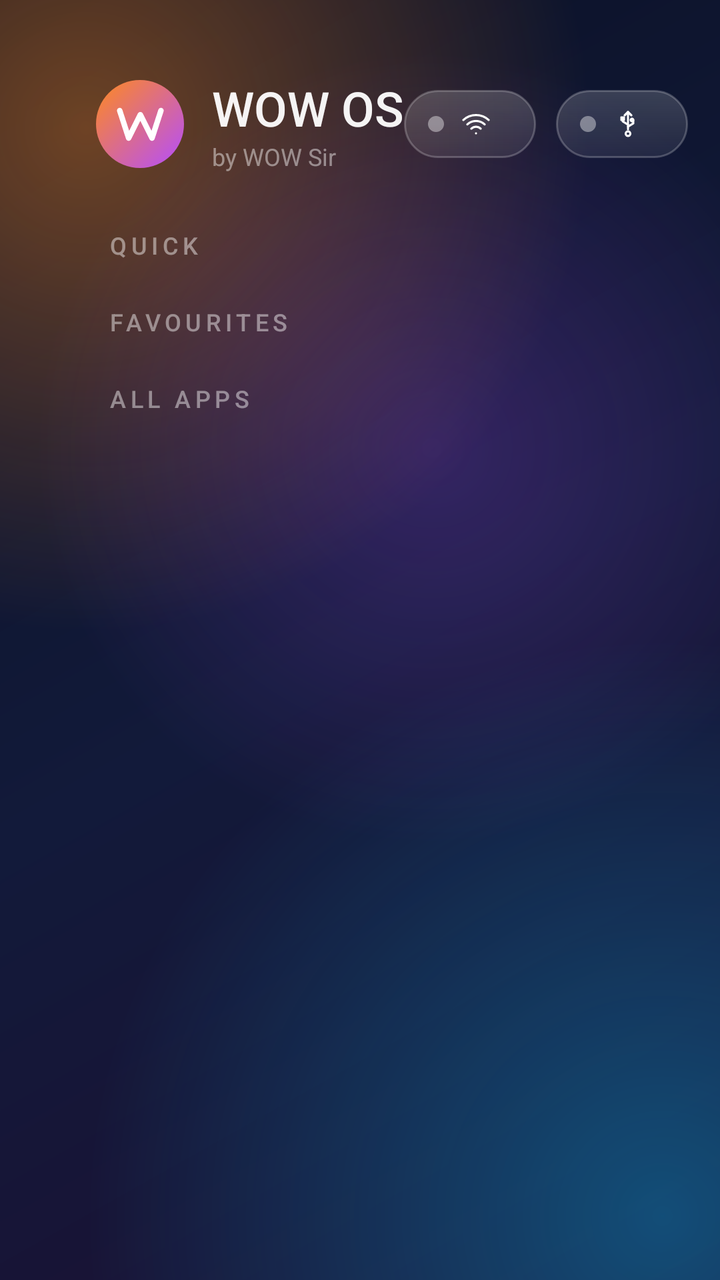
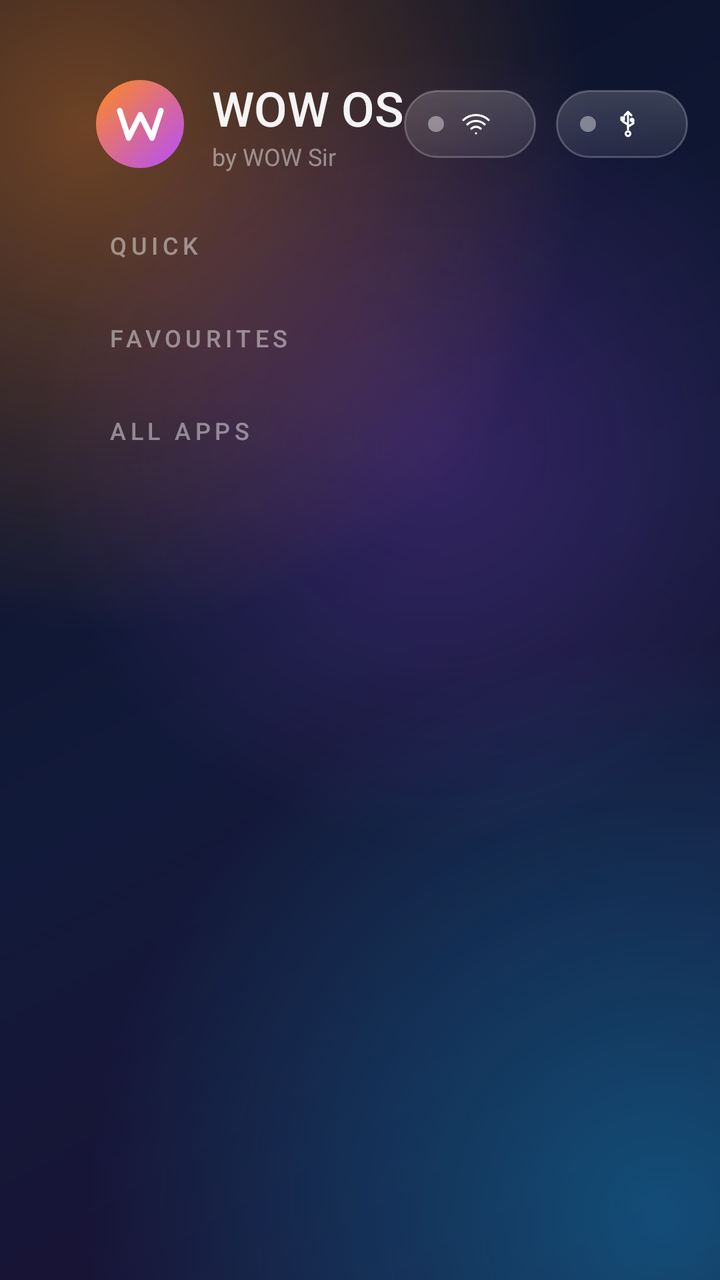

The first picture is an Android layout as it rendered before a commit; the second is the same layout after the commit. The layout source and the unified diff follow.
<!-- AndroidManifest.xml: application theme WowTheme -->
<!-- res/layout/activity_home.xml -->
<?xml version="1.0" encoding="utf-8"?>
<LinearLayout xmlns:android="http://schemas.android.com/apk/res/android"
    android:layout_width="match_parent"
    android:layout_height="match_parent"
    android:clipChildren="false"
    android:clipToPadding="false"
    android:orientation="vertical"
    android:paddingStart="48dp"
    android:paddingTop="28dp"
    android:paddingEnd="48dp"
    android:paddingBottom="12dp">

    
    <LinearLayout
        android:layout_width="match_parent"
        android:layout_height="wrap_content"
        android:gravity="center_vertical"
        android:orientation="horizontal">

        <ImageView
            android:layout_width="44dp"
            android:layout_height="44dp"
            android:importantForAccessibility="no"
            android:src="@drawable/ic_launcher" />

        <LinearLayout
            android:layout_width="wrap_content"
            android:layout_height="wrap_content"
            android:layout_marginStart="14dp"
            android:orientation="vertical">

            <TextView
                android:layout_width="wrap_content"
                android:layout_height="wrap_content"
                android:fontFamily="sans-serif-medium"
                android:text="@string/app_name"
                android:textColor="@color/text"
                android:textSize="24sp" />

            <TextView
                android:layout_width="wrap_content"
                android:layout_height="wrap_content"
                android:text="@string/tagline"
                android:textColor="@color/text_faint"
                android:textSize="12sp" />
        </LinearLayout>

        <View
            android:layout_width="0dp"
            android:layout_height="1dp"
            android:layout_weight="1" />

        <LinearLayout style="@style/Chip">
            <ImageView android:id="@+id/net_dot" android:layout_width="8dp" android:layout_height="8dp" android:src="@drawable/dot_off" />
            <ImageView android:layout_width="16dp" android:layout_height="16dp" android:layout_marginStart="8dp" android:src="@drawable/ic_wifi" />
            <TextView android:id="@+id/net_text" style="@style/ChipText" />
        </LinearLayout>

        <LinearLayout style="@style/Chip" android:layout_marginEnd="24dp">
            <ImageView android:id="@+id/usb_dot" android:layout_width="8dp" android:layout_height="8dp" android:src="@drawable/dot_off" />
            <ImageView android:layout_width="16dp" android:layout_height="16dp" android:layout_marginStart="8dp" android:src="@drawable/ic_usb" />
            <TextView android:id="@+id/usb_text" style="@style/ChipText" />
        </LinearLayout>

        <LinearLayout
            android:layout_width="wrap_content"
            android:layout_height="wrap_content"
            android:gravity="end"
            android:orientation="vertical">

            <TextClock
                android:layout_width="wrap_content"
                android:layout_height="wrap_content"
                android:fontFamily="sans-serif-light"
                android:format12Hour="h:mm"
                android:format24Hour="HH:mm"
                android:textColor="@color/text"
                android:textSize="38sp" />

            <TextClock
                android:layout_width="wrap_content"
                android:layout_height="wrap_content"
                android:format12Hour="EEEE, d MMMM"
                android:format24Hour="EEEE, d MMMM"
                android:textColor="@color/text_dim"
                android:textSize="13sp" />
        </LinearLayout>
    </LinearLayout>

    
    <TextView style="@style/Section" android:layout_marginTop="18dp" android:text="@string/sec_quick" />

    <HorizontalScrollView
        android:id="@+id/quick_scroll"
        android:layout_width="match_parent"
        android:layout_height="wrap_content"
        android:clipChildren="false"
        android:clipToPadding="false"
        android:paddingTop="8dp"
        android:paddingBottom="8dp"
        android:scrollbars="none">

        <LinearLayout
            android:id="@+id/quick_row"
            android:layout_width="wrap_content"
            android:layout_height="wrap_content"
            android:clipChildren="false"
            android:orientation="horizontal"
            android:paddingStart="4dp"
            android:paddingEnd="4dp" />
    </HorizontalScrollView>

    
    <TextView style="@style/Section" android:layout_marginTop="6dp" android:text="@string/sec_favs" />

    <HorizontalScrollView
        android:id="@+id/fav_scroll"
        android:layout_width="match_parent"
        android:layout_height="wrap_content"
        android:clipChildren="false"
        android:clipToPadding="false"
        android:paddingTop="8dp"
        android:paddingBottom="8dp"
        android:scrollbars="none">

        <LinearLayout
            android:id="@+id/fav_row"
            android:layout_width="wrap_content"
            android:layout_height="wrap_content"
            android:clipChildren="false"
            android:orientation="horizontal"
            android:paddingStart="4dp"
            android:paddingEnd="4dp" />
    </HorizontalScrollView>

    <TextView
        android:id="@+id/fav_hint"
        android:layout_width="wrap_content"
        android:layout_height="wrap_content"
        android:layout_marginStart="6dp"
        android:layout_marginBottom="8dp"
        android:text="@string/fav_hint"
        android:textColor="@color/text_faint"
        android:textSize="13sp"
        android:visibility="gone" />

    
    <TextView style="@style/Section" android:layout_marginTop="6dp" android:text="@string/sec_all" />

    <GridView
        android:id="@+id/grid"
        android:layout_width="match_parent"
        android:layout_height="0dp"
        android:layout_weight="1"
        android:clipChildren="false"
        android:clipToPadding="false"
        android:drawSelectorOnTop="false"
        android:horizontalSpacing="16dp"
        android:listSelector="@android:color/transparent"
        android:numColumns="6"
        android:padding="8dp"
        android:scrollbars="none"
        android:stretchMode="columnWidth"
        android:verticalSpacing="16dp" />
</LinearLayout>
<!-- resources referenced by this layout -->
<resources>
  <color name="text">#F2FFFFFF</color>
  <color name="text_dim">#A6FFFFFF</color>
  <color name="text_faint">#73FFFFFF</color>
  <!-- drawable dot_off (drawable) -->
  <?xml version="1.0" encoding="utf-8"?>
  <shape xmlns:android="http://schemas.android.com/apk/res/android" android:shape="oval">
      <size android:width="8dp" android:height="8dp" />
      <solid android:color="#66FFFFFF" />
  </shape>
  <!-- drawable ic_launcher (drawable) -->
  <?xml version="1.0" encoding="utf-8"?>
  <layer-list xmlns:android="http://schemas.android.com/apk/res/android">
      <item>
          <shape android:shape="oval">
              <size android:width="48dp" android:height="48dp" />
              <gradient android:angle="315" android:startColor="#FF8A1E" android:endColor="#B44DFF" />
          </shape>
      </item>
      <item android:left="8dp" android:right="8dp" android:top="8dp" android:bottom="8dp" android:drawable="@drawable/logo_w" />
  </layer-list>
  <string name="app_name">WOW OS</string>
  <string name="fav_hint">Hold OK (or press Menu) on any app to pin it here</string>
  <string name="sec_all">ALL APPS</string>
  <string name="sec_favs">FAVOURITES</string>
  <string name="sec_quick">QUICK</string>
  <string name="tagline">by WOW Sir</string>
  <style name="Chip">
          <item name="android:layout_width">wrap_content</item>
          <item name="android:layout_height">34dp</item>
          <item name="android:background">@drawable/glass_chip</item>
          <item name="android:gravity">center_vertical</item>
          <item name="android:orientation">horizontal</item>
          <item name="android:paddingStart">12dp</item>
          <item name="android:paddingEnd">14dp</item>
          <item name="android:layout_marginEnd">10dp</item>
      </style>
  <style name="ChipText">
          <item name="android:layout_width">wrap_content</item>
          <item name="android:layout_height">wrap_content</item>
          <item name="android:textColor">@color/text</item>
          <item name="android:textSize">13sp</item>
          <item name="android:layout_marginStart">8dp</item>
      </style>
  <style name="Section">
          <item name="android:layout_width">wrap_content</item>
          <item name="android:layout_height">wrap_content</item>
          <item name="android:textColor">@color/text_faint</item>
          <item name="android:textSize">12sp</item>
          <item name="android:letterSpacing">0.18</item>
          <item name="android:fontFamily">sans-serif-medium</item>
          <item name="android:layout_marginStart">6dp</item>
      </style>
  <style name="WowTheme" parent="@android:style/Theme.Material.NoActionBar.Fullscreen">
          <item name="android:windowBackground">@drawable/bg_wallpaper</item>
          <item name="android:windowShowWallpaper">false</item>
          <item name="android:colorAccent">#FF8A1E</item>
          <item name="android:windowAnimationStyle">@android:style/Animation.Activity</item>
      </style>
  <!-- drawable logo_w (drawable) -->
  <?xml version="1.0" encoding="utf-8"?>
  <vector xmlns:android="http://schemas.android.com/apk/res/android"
      android:width="48dp" android:height="48dp" android:viewportWidth="48" android:viewportHeight="48">
      <path android:pathData="M9,14l6.5,20l8.5,-17l8.5,17l6.5,-20" android:fillColor="#00000000"
          android:strokeColor="#FFFFFFFF" android:strokeWidth="4" android:strokeLineCap="round" android:strokeLineJoin="round" />
  </vector>
  <!-- drawable glass_chip (drawable) -->
  <?xml version="1.0" encoding="utf-8"?>
  <shape xmlns:android="http://schemas.android.com/apk/res/android">
      <corners android:radius="999dp" />
      <gradient android:angle="270" android:startColor="#2EFFFFFF" android:endColor="#12FFFFFF" />
      <stroke android:width="1dp" android:color="#38FFFFFF" />
  </shape>
  <!-- unchanged entries left out for length: 3 -->
</resources>

<!-- the commit's change to res/layout/activity_home.xml (unified diff, before → after) -->
@@ -1,7 +1,14 @@
 <?xml version="1.0" encoding="utf-8"?>
-<LinearLayout xmlns:android="http://schemas.android.com/apk/res/android"
+<ScrollView xmlns:android="http://schemas.android.com/apk/res/android"
+    android:id="@+id/page"
     android:layout_width="match_parent"
     android:layout_height="match_parent"
+    android:fillViewport="true"
+    android:scrollbars="none">
+
+<LinearLayout
+    android:layout_width="match_parent"
+    android:layout_height="wrap_content"
     android:clipChildren="false"
     android:clipToPadding="false"
     android:orientation="vertical"
@@ -96,8 +103,8 @@
         android:layout_height="wrap_content"
         android:clipChildren="false"
         android:clipToPadding="false"
-        android:paddingTop="8dp"
-        android:paddingBottom="8dp"
+        android:paddingTop="12dp"
+        android:paddingBottom="12dp"
         android:scrollbars="none">
 
         <LinearLayout
@@ -106,8 +113,8 @@
             android:layout_height="wrap_content"
             android:clipChildren="false"
             android:orientation="horizontal"
-            android:paddingStart="4dp"
-            android:paddingEnd="4dp" />
+            android:paddingStart="6dp"
+            android:paddingEnd="6dp" />
     </HorizontalScrollView>
 
     
@@ -119,8 +126,8 @@
         android:layout_height="wrap_content"
         android:clipChildren="false"
         android:clipToPadding="false"
-        android:paddingTop="8dp"
-        android:paddingBottom="8dp"
+        android:paddingTop="12dp"
+        android:paddingBottom="12dp"
         android:scrollbars="none">
 
         <LinearLayout
@@ -129,8 +136,8 @@
             android:layout_height="wrap_content"
             android:clipChildren="false"
             android:orientation="horizontal"
-            android:paddingStart="4dp"
-            android:paddingEnd="4dp" />
+            android:paddingStart="6dp"
+            android:paddingEnd="6dp" />
     </HorizontalScrollView>
 
     <TextView
@@ -147,19 +154,24 @@
     
     <TextView style="@style/Section" android:layout_marginTop="6dp" android:text="@string/sec_all" />
 
-    <GridView
-        android:id="@+id/grid"
+    <HorizontalScrollView
+        android:id="@+id/all_scroll"
         android:layout_width="match_parent"
-        android:layout_height="0dp"
-        android:layout_weight="1"
+        android:layout_height="wrap_content"
         android:clipChildren="false"
         android:clipToPadding="false"
-        android:drawSelectorOnTop="false"
-        android:horizontalSpacing="16dp"
-        android:listSelector="@android:color/transparent"
-        android:numColumns="6"
-        android:padding="8dp"
-        android:scrollbars="none"
-        android:stretchMode="columnWidth"
-        android:verticalSpacing="16dp" />
+        android:paddingTop="12dp"
+        android:paddingBottom="12dp"
+        android:scrollbars="none">
+
+        <LinearLayout
+            android:id="@+id/all_row"
+            android:layout_width="wrap_content"
+            android:layout_height="wrap_content"
+            android:clipChildren="false"
+            android:orientation="horizontal"
+            android:paddingStart="6dp"
+            android:paddingEnd="6dp" />
+    </HorizontalScrollView>
 </LinearLayout>
+</ScrollView>
